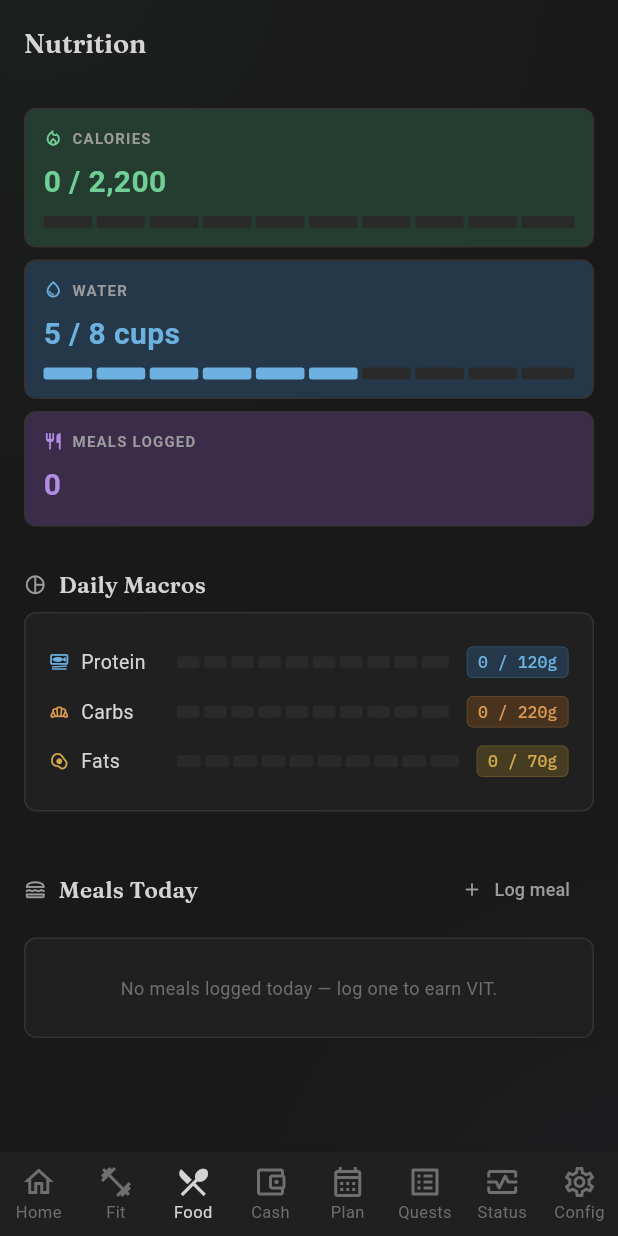
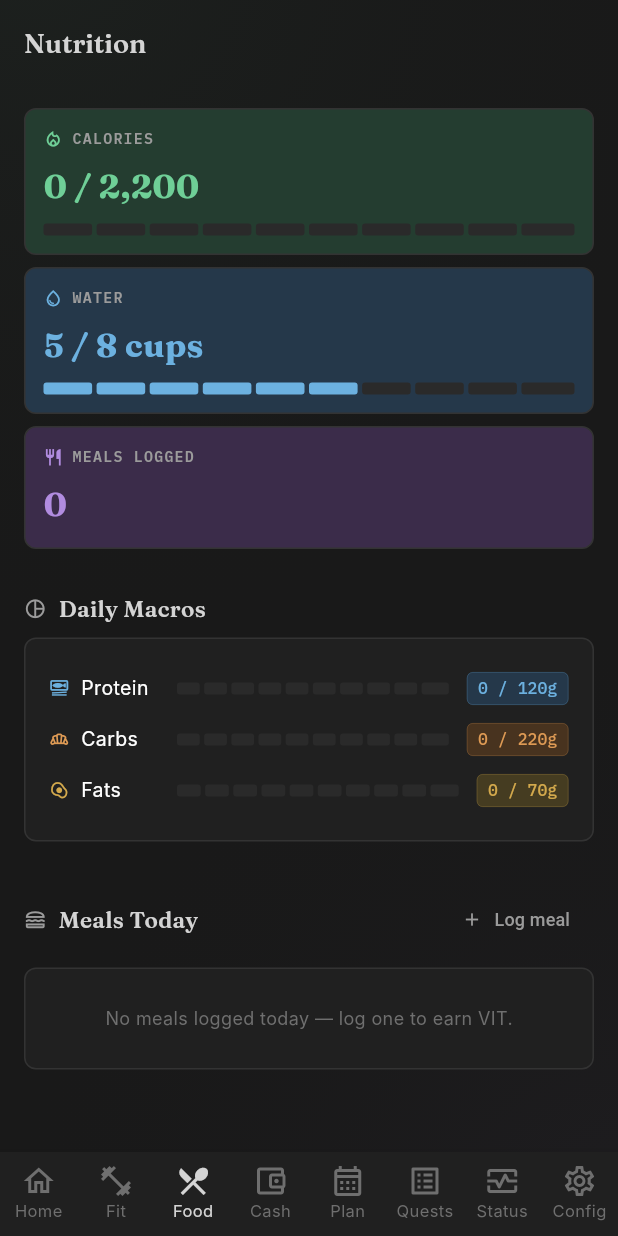
Before and after one commit to francis-p-n/taskAchiever, a Flutter app: the screen it shows after launch, item 3 of the bottom bar chosen, on a phone screen of 412 x 824 dp. Run offline on Flutter 3.47's test engine with Material 3 defaults, Android fonts, the phone set to English and light mode, and no system bars; our stand-ins replace connectivity_plus, dio, fl_chart, flutter_riverpod, go_router, google_fonts and 4 more; missing offline and left inert: health; accounts and stored records are empty; generated files the repository leaves out were written again; network calls fail.

Commit message:
Typography scale in the global textTheme (serif heading slots, 13px/1.5 body, mono labels) and display-voice metric callouts

```diff
--- a/apps/flutter/lib/core/theme.dart
+++ b/apps/flutter/lib/core/theme.dart
@@ -103,7 +103,25 @@ ThemeData buildGameTheme() {
       );
 
   return base.copyWith(
-    textTheme: text,
+    // A deliberate scale instead of Material defaults: serif display for
+    // every heading slot, calm 13px body, mono labels. Widgets that just say
+    // Text('...') now land on-system automatically.
+    textTheme: text.copyWith(
+      headlineSmall: NotionType.display(size: 22, weight: FontWeight.w700),
+      titleLarge: NotionType.display(size: 18),
+      titleMedium: NotionType.display(size: 15),
+      titleSmall: NotionType.display(size: 13.5),
+      bodyLarge: const TextStyle(
+          fontSize: 14, height: 1.5, fontFamilyFallback: _fontFallback),
+      bodyMedium: const TextStyle(
+          fontSize: 13, height: 1.5, fontFamilyFallback: _fontFallback),
+      bodySmall: const TextStyle(
+          fontSize: 12,
+          height: 1.4,
+          color: NotionColors.textMuted,
+          fontFamilyFallback: _fontFallback),
+      labelSmall: NotionType.mono(size: 10.5, letterSpacing: 0.6),
+    ),
     appBarTheme: AppBarTheme(
       backgroundColor: Colors.transparent,
       elevation: 0,
--- a/apps/flutter/lib/shared/widgets/metric_callout.dart
+++ b/apps/flutter/lib/shared/widgets/metric_callout.dart
@@ -39,11 +39,10 @@ class MetricCallout extends StatelessWidget {
                   label.toUpperCase(),
                   maxLines: 1,
                   overflow: TextOverflow.ellipsis,
-                  style: const TextStyle(
-                    fontSize: 10,
+                  style: NotionType.mono(
+                    size: 10,
+                    weight: FontWeight.w600,
                     letterSpacing: 0.8,
-                    fontWeight: FontWeight.w600,
-                    color: NotionColors.textMuted,
                   ),
                 ),
               ),
@@ -52,9 +51,9 @@ class MetricCallout extends StatelessWidget {
           const SizedBox(height: 8),
           Text(
             value,
-            style: TextStyle(
-              fontSize: 20,
-              fontWeight: FontWeight.w700,
+            style: NotionType.display(
+              size: 22,
+              weight: FontWeight.w700,
               color: color,
             ),
           ),
```
